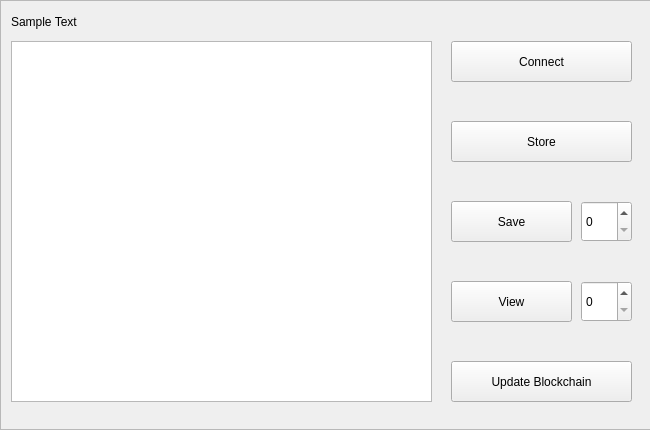
Before: the Qt Designer form mainwindow.ui in getDolla/blockchain, drawn with Qt 5.
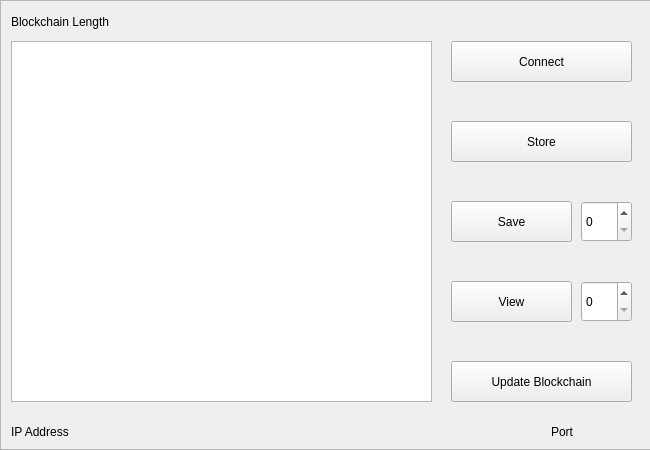
After: the same form once the commit is applied.

Diff of the .ui file:
```diff
--- a/mainwindow.ui
+++ b/mainwindow.ui
@@ -7,7 +7,7 @@
     <x>0</x>
     <y>0</y>
     <width>650</width>
-    <height>430</height>
+    <height>450</height>
    </rect>
   </property>
   <property name="windowTitle">
@@ -19,8 +19,8 @@
      <rect>
       <x>0</x>
       <y>0</y>
-      <width>661</width>
-      <height>430</height>
+      <width>660</width>
+      <height>450</height>
      </rect>
     </property>
     <property name="minimumSize">
@@ -37,8 +37,8 @@
       <rect>
        <x>0</x>
        <y>0</y>
-       <width>659</width>
-       <height>428</height>
+       <width>658</width>
+       <height>448</height>
       </rect>
      </property>
      <widget class="QTextBrowser" name="textBrowser">
@@ -157,7 +157,43 @@
        </font>
       </property>
       <property name="text">
-       <string>Sample Text</string>
+       <string>Blockchain Length</string>
+      </property>
+     </widget>
+     <widget class="QLabel" name="ipLabel">
+      <property name="geometry">
+       <rect>
+        <x>10</x>
+        <y>420</y>
+        <width>421</width>
+        <height>21</height>
+       </rect>
+      </property>
+      <property name="font">
+       <font>
+        <pointsize>9</pointsize>
+       </font>
+      </property>
+      <property name="text">
+       <string>IP Address</string>
+      </property>
+     </widget>
+     <widget class="QLabel" name="portLabel">
+      <property name="geometry">
+       <rect>
+        <x>550</x>
+        <y>420</y>
+        <width>81</width>
+        <height>21</height>
+       </rect>
+      </property>
+      <property name="font">
+       <font>
+        <pointsize>9</pointsize>
+       </font>
+      </property>
+      <property name="text">
+       <string>Port</string>
       </property>
      </widget>
     </widget>
```
